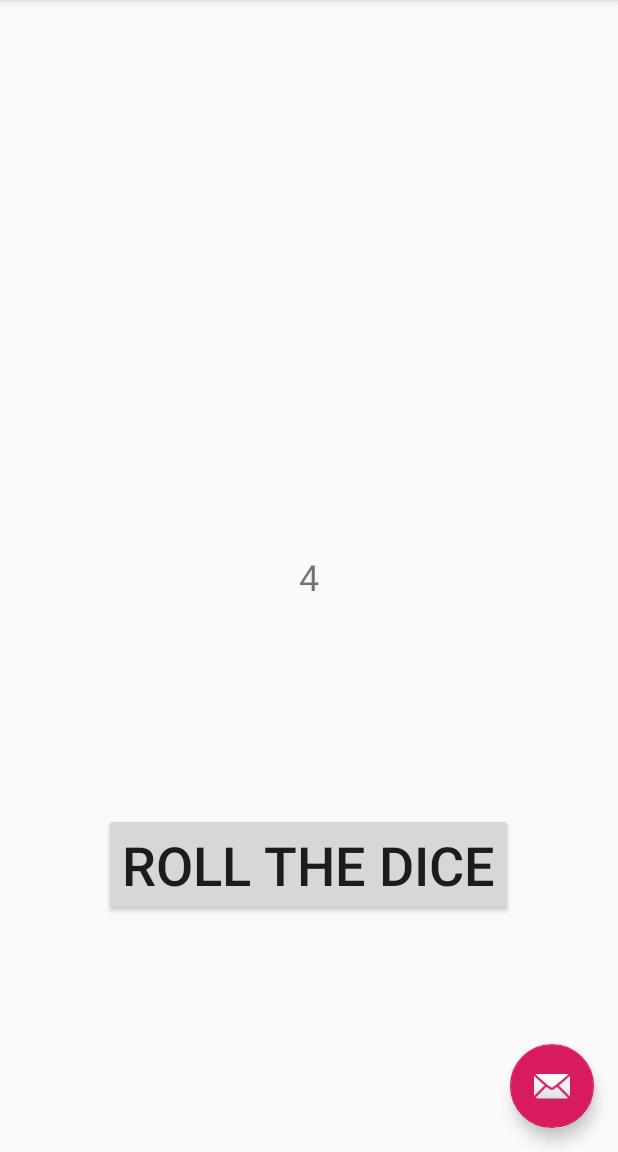
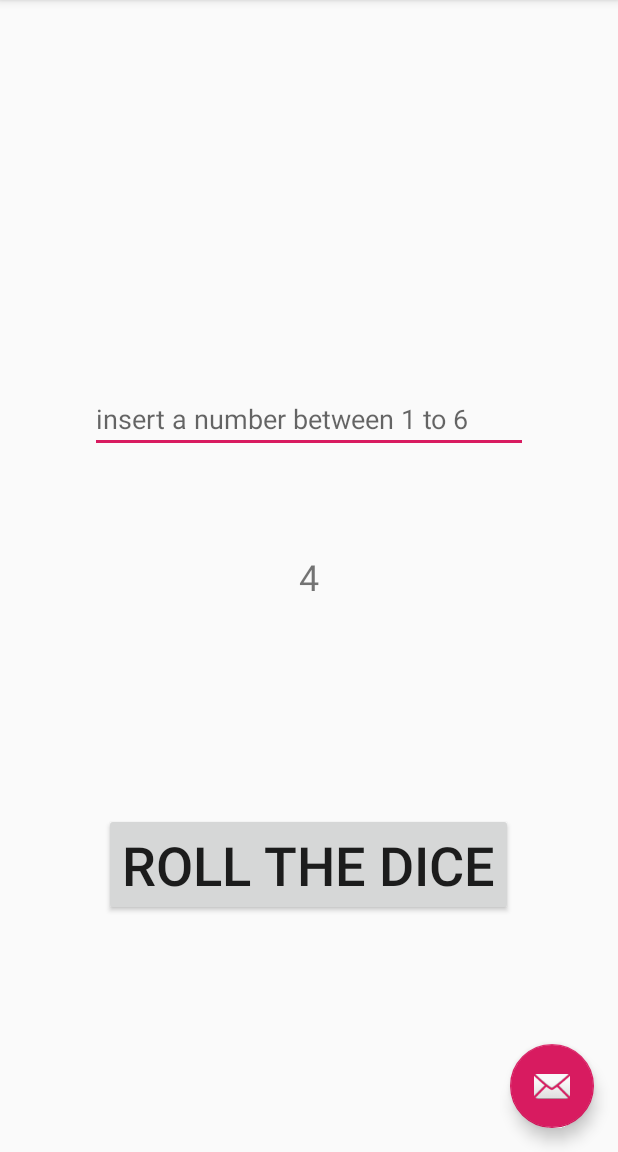
Before and after one commit to ZeerakJawed/DiceRoller, an Android app: the screen it shows after launch (MainActivity), after a tap on "ROLL THE DICE", on a phone screen of 412 x 824 dp, the part 84-1236 px from its top. Run offline under Robolectric (Android 15) with nearby library versions, the phone set to English and light mode, and no system bars; 1 statement that could not run was skipped.

Commit message:
Level 2 completed

```diff
--- a/app/src/main/java/com/example/diceroller/MainActivity.java
+++ b/app/src/main/java/com/example/diceroller/MainActivity.java
@@ -8,10 +8,13 @@ import com.google.android.material.snackbar.Snackbar;
 import androidx.appcompat.app.AppCompatActivity;
 import androidx.appcompat.widget.Toolbar;
 
+import android.util.Log;
 import android.view.View;
 import android.view.Menu;
 import android.view.MenuItem;
+import android.widget.EditText;
 import android.widget.TextView;
+import android.widget.Toast;
 
 import java.util.Random;
 
@@ -57,11 +60,39 @@ public class MainActivity extends AppCompatActivity {
     }
 
     public void on_button_click(View view) {
+
+        EditText editText = (EditText) findViewById(R.id.editText);
+        Log.i("UserInputNumber", editText.getText().toString());
+        String numin = (editText.getText().toString());
+        int numint = Integer.parseInt(numin);
+
+
         TextView tv = this.findViewById(R.id.NumberTextView);
         Random r = new Random();
         int number = r.nextInt(6);
 
-        tv.setText(Integer.toString (number));
+        tv.setText(Integer.toString(number));
+
+        check(numint, number);
+
 
     }
+
+
+
+    public void check(int a, int b){
+
+        if (a == b) {
+            Toast.makeText(MainActivity.this, "CONGRATULATIONS", Toast.LENGTH_SHORT).show();
+
+        }
+        else {
+            Toast.makeText(MainActivity.this, "Try again :-(", Toast.LENGTH_SHORT).show();
+        }
+
+    }
+
+
+
+
 }
--- a/app/src/main/res/layout/content_main.xml
+++ b/app/src/main/res/layout/content_main.xml
@@ -34,4 +34,20 @@
         app:layout_constraintTop_toBottomOf="@+id/NumberTextView"
         app:layout_constraintVertical_bias="0.473" />
 
+    <EditText
+        android:id="@+id/editText"
+        android:layout_width="292dp"
+        android:layout_height="45dp"
+        android:width="200sp"
+        android:ems="10"
+        android:hint="insert a number between 1 to 6"
+        android:inputType="number"
+        android:textSize="18sp"
+        app:layout_constraintBottom_toTopOf="@+id/NumberTextView"
+        app:layout_constraintEnd_toEndOf="parent"
+        app:layout_constraintHorizontal_bias="0.498"
+        app:layout_constraintStart_toStartOf="parent"
+        app:layout_constraintTop_toTopOf="parent"
+        app:layout_constraintVertical_bias="0.796" />
+
 </androidx.constraintlayout.widget.ConstraintLayout>
```
